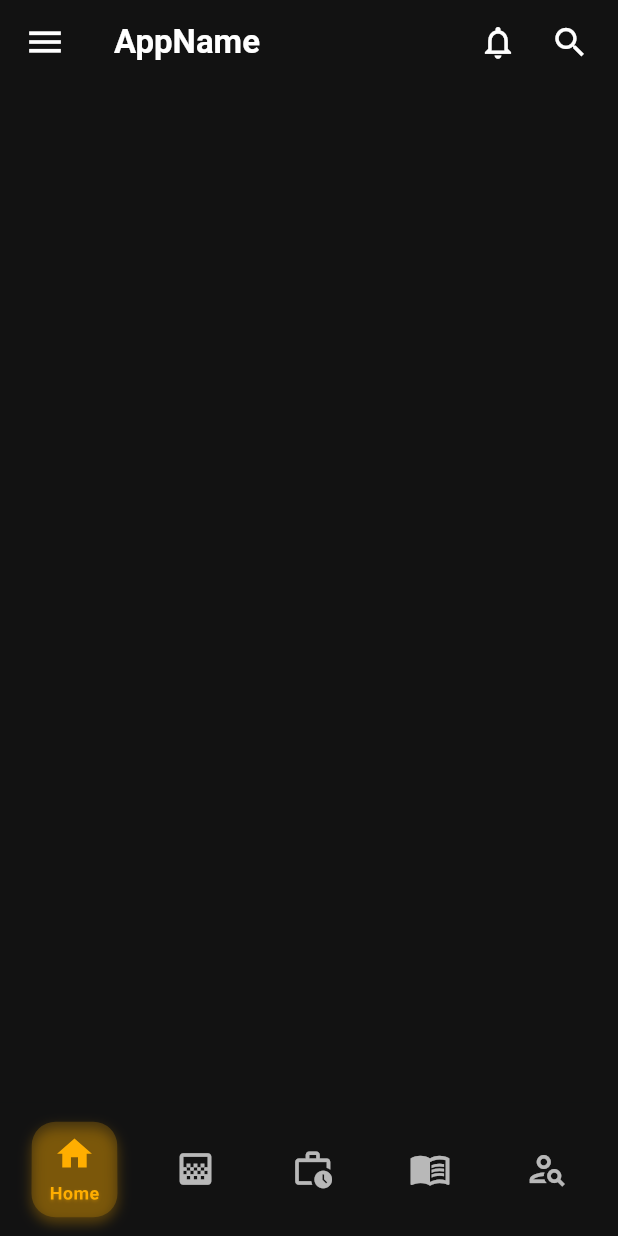
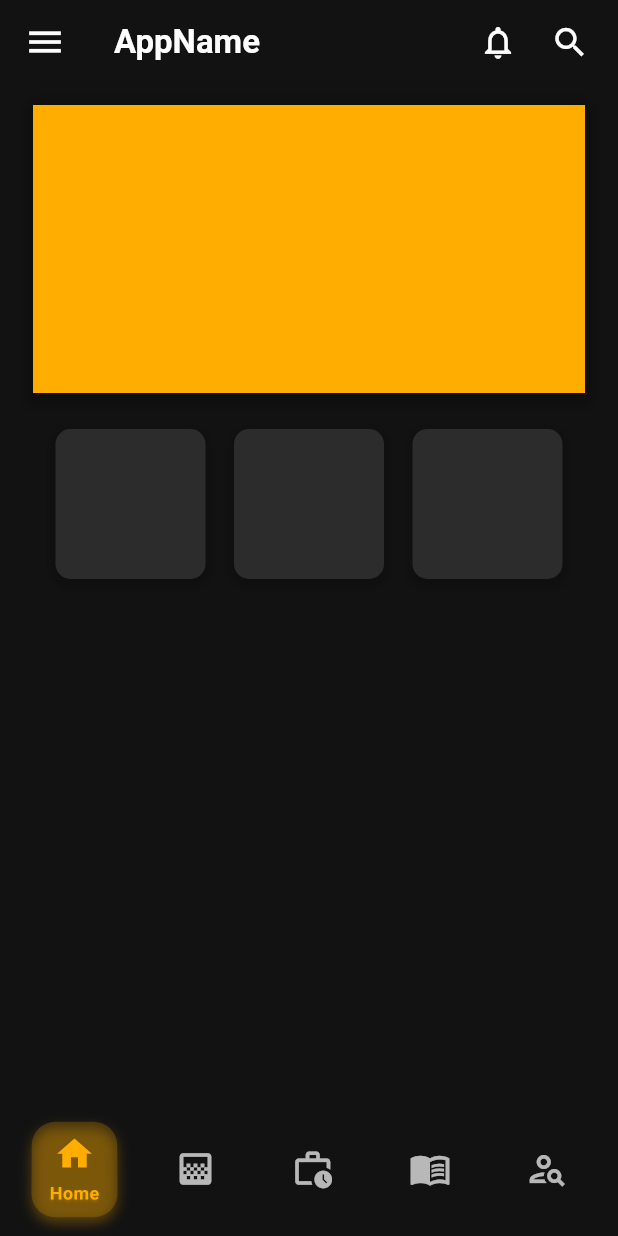
Before and after one commit to songo-04/NjaraAppFront, a Flutter app: the Tabs screen opened directly, on a phone screen of 412 x 824 dp. Run offline on Flutter 3.47's test engine with Material 3 defaults, Android fonts, the phone set to English and light mode, and no system bars; our stand-ins replace flutter_local_notifications, flutter_secure_storage, flutter_spinkit, jwt_decoder, logger, table_calendar; accounts and stored records are empty.

```diff
--- a/lib/view/pages/home/contact/afficheContact.dart
+++ b/lib/view/pages/home/contact/afficheContact.dart
@@ -6,8 +6,6 @@ import 'package:appfront/utils/spinkit.dart';
 import 'package:flutter/material.dart';
 import 'package:logger/logger.dart';
 import 'package:flutter_secure_storage/flutter_secure_storage.dart';
-import 'package:http/http.dart' as http;
-import 'package:appfront/constant/link.dart';
 import 'package:appfront/model/contact/contact.dart';
 import 'package:appfront/view/pages/home/contact/createContactPage.dart';
 import 'package:appfront/constant/color.dart';
--- a/lib/view/pages/home/dashboard/dashboard.dart
+++ b/lib/view/pages/home/dashboard/dashboard.dart
@@ -13,7 +13,84 @@ class _DashboardState extends State<Dashboard> {
   Widget build(BuildContext context) {
     return Container(
       width: double.infinity,
+      height: double.infinity,
       color: bgColor,
+      child: SingleChildScrollView(
+        padding: const EdgeInsets.symmetric(vertical: 10, horizontal: 18),
+        child: Column(
+          children: [
+            _bigCardBuild(),
+            _rowLittleCard(),
+          ],
+        ),
+      ),
+    );
+  }
+
+  Widget _bigCardBuild() {
+    return Container(
+      padding: const EdgeInsets.all(4),
+      width: double.infinity,
+      height: 200,
+      decoration: BoxDecoration(
+        borderRadius: BorderRadius.circular(8),
+        boxShadow: [
+          BoxShadow(
+            color: Colors.black.withOpacity(0.2),
+            spreadRadius: 2,
+            blurRadius: 5,
+            offset: const Offset(0, 3),
+          ),
+        ],
+      ),
+      child: PageView(
+        children: [
+          _test(mainColor),
+          _test(textColor),
+        ],
+      ),
+    );
+  }
+
+  Widget _test(Color color) {
+    return Container(
+      width: double.infinity,
+      height: double.infinity,
+      color: color,
+    );
+  }
+
+  Widget _rowLittleCard() {
+    return Padding(
+      padding: const EdgeInsets.symmetric(vertical: 20),
+      child: Row(
+        mainAxisAlignment: MainAxisAlignment.spaceEvenly,
+        crossAxisAlignment: CrossAxisAlignment.center,
+        children: [
+          _littleCardBuild(),
+          _littleCardBuild(),
+          _littleCardBuild(),
+        ],
+      ),
+    );
+  }
+
+  Widget _littleCardBuild() {
+    return Container(
+      width: 100,
+      height: 100,
+      decoration: BoxDecoration(
+        color: cardColor,
+        borderRadius: BorderRadius.circular(10),
+        boxShadow: [
+          BoxShadow(
+            color: Colors.black.withOpacity(0.2), // Couleur de l'ombre
+            spreadRadius: 2,
+            blurRadius: 5,
+            offset: const Offset(0, 3),
+          ),
+        ],
+      ),
     );
   }
 }
--- a/lib/view/pages/home/work/delimitation/delimitation.dart
+++ b/lib/view/pages/home/work/delimitation/delimitation.dart
@@ -2,7 +2,6 @@
 
 import 'dart:convert';
 import 'package:appfront/constant/color.dart';
-import 'package:appfront/constant/link.dart';
 import 'package:appfront/controller/api/APIController.dart';
 import 'package:appfront/model/work/delimitation.dart';
 import 'package:appfront/utils/spinkit.dart';
@@ -11,7 +10,6 @@ import 'package:flutter/material.dart';
 import 'package:flutter_secure_storage/flutter_secure_storage.dart';
 import 'package:intl/intl.dart';
 import 'package:logger/logger.dart';
-import 'package:http/http.dart' as http;
 import 'package:table_calendar/table_calendar.dart';
 import 'package:appfront/utils/voirPlus.dart';
 
--- a/lib/view/pages/home/work/morcellement/addMorcellement.dart
+++ b/lib/view/pages/home/work/morcellement/addMorcellement.dart
@@ -1,4 +1,4 @@
-// ignore_for_file: file_names, non_constant_identifier_names
+// ignore_for_file: file_names, non_constant_identifier_names, use_build_context_synchronously
 
 import 'package:appfront/controller/api/APIController.dart';
 import 'package:flutter/material.dart';
--- a/lib/view/pages/home/work/morcellement/morcellement.dart
+++ b/lib/view/pages/home/work/morcellement/morcellement.dart
@@ -2,7 +2,6 @@
 
 import 'dart:convert';
 import 'package:appfront/constant/color.dart';
-import 'package:appfront/constant/link.dart';
 import 'package:appfront/controller/api/APIController.dart';
 import 'package:appfront/model/work/morcellement.dart';
 import 'package:appfront/utils/spinkit.dart';
@@ -13,7 +12,6 @@ import 'package:intl/intl.dart';
 import 'package:logger/logger.dart';
 import 'package:table_calendar/table_calendar.dart';
 import 'addMorcellement.dart';
-import 'package:http/http.dart' as http;
 
 class MorcellementPage extends StatefulWidget {
   const MorcellementPage({super.key});
@@ -256,8 +254,8 @@ class _MorcellementState extends State<MorcellementPage> {
                               Navigator.push(
                                 context,
                                 MaterialPageRoute(
-                                    builder: (context) =>
-                                        const AddMorcellement()),
+                                  builder: (context) => const AddMorcellement(),
+                                ),
                               );
                             },
                             icon: const Icon(
```
